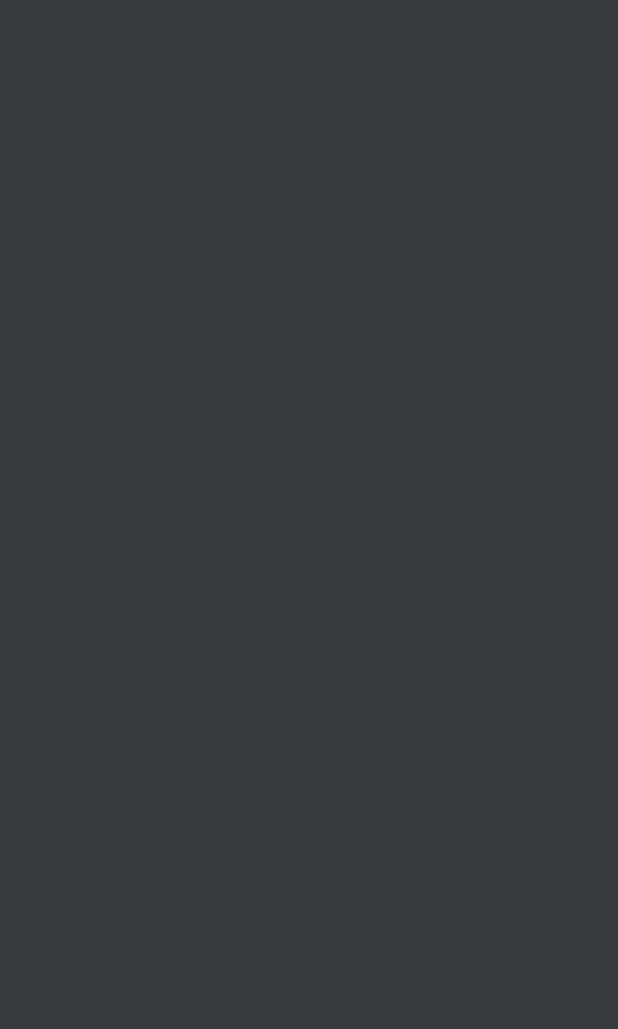
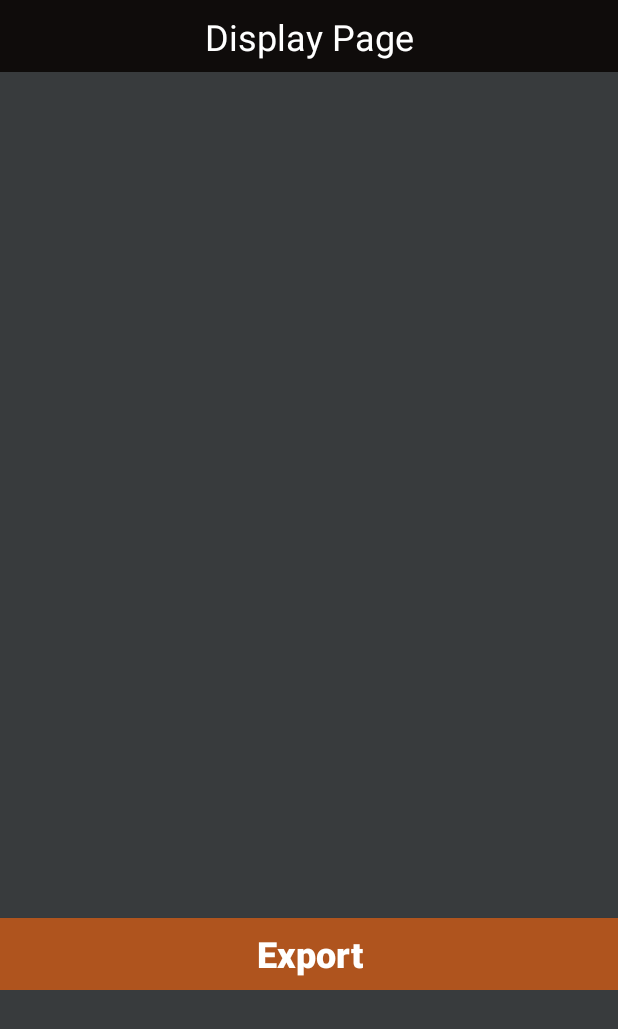
Before and after one commit to unholypond/DataCollector, an Android app: the DisplayActivity screen opened directly, with no data from a screen before it, on a phone screen of 412 x 824 dp. Before the commit the part shown is empty. Shown: the top 1029 px of the screen. Run offline under Robolectric (Android 15) with nearby library versions, the phone set to English and light mode, and no system bars.

Commit message:
Dosxx update CreateActivity class, DisplayActivity class, MainActivity class, and the layouts for these activities

```diff
--- a/app/src/main/java/edu/metroState/ics372GroupProject3/dataCollector/DisplayActivity.java
+++ b/app/src/main/java/edu/metroState/ics372GroupProject3/dataCollector/DisplayActivity.java
@@ -2,12 +2,24 @@ package edu.metroState.ics372GroupProject3.dataCollector;
 
 import android.support.v7.app.AppCompatActivity;
 import android.os.Bundle;
+import android.view.View;
+import android.widget.Button;
 
 public class DisplayActivity extends AppCompatActivity {
-
+    Button exportButton;
     @Override
     protected void onCreate(Bundle savedInstanceState) {
         super.onCreate(savedInstanceState);
         setContentView(R.layout.activity_display);
+
+        exportButton = findViewById(R.id.exportButton);
+        exportButton.setOnClickListener(new View.OnClickListener() {
+            @Override
+            public void onClick(View v) {
+                /*open a dialog view to get output file name from user*/
+
+            }
+        });
+
     }
 }
--- /dev/null
+++ b/app/src/main/res/drawable/alert_view.xml
@@ -0,0 +1,6 @@
+<?xml version="1.0" encoding="utf-8"?>
+<shape xmlns:android="http://schemas.android.com/apk/res/android"
+    android:shape="rectangle">
+    <solid android:color="#242323"/>
+    <corners android:radius="50sp"/>
+</shape>
--- a/app/src/main/res/layout/activity_display.xml
+++ b/app/src/main/res/layout/activity_display.xml
@@ -1,32 +1,70 @@
 <?xml version="1.0" encoding="utf-8"?>
-<android.support.v4.widget.NestedScrollView
-    xmlns:android="http://schemas.android.com/apk/res/android"
+<android.support.v4.widget.NestedScrollView xmlns:android="http://schemas.android.com/apk/res/android"
     xmlns:app="http://schemas.android.com/apk/res-auto"
     xmlns:tools="http://schemas.android.com/tools"
+    android:id="@+id/nestedScrollView"
     android:layout_width="match_parent"
     android:layout_height="match_parent"
     android:background="#383B3D"
     tools:context=".DisplayActivity">
-    <android.support.constraint.ConstraintLayout xmlns:android="http://schemas.android.com/apk/res/android"
+
+    <android.support.constraint.ConstraintLayout
         android:layout_width="match_parent"
         android:layout_height="wrap_content"
+        android:background="#383B3D"
         android:isScrollContainer="true"
-        android:background="#383B3D"
         tools:context=".DisplayActivity">
 
+        <TextView
+            android:id="@+id/DisplayHeader"
+            android:layout_width="0dp"
+            android:layout_height="48dp"
+            android:background="@drawable/header_appearance"
+            android:paddingTop="8sp"
+            android:paddingBottom="8sp"
+            android:text="@string/displayHeader"
+            android:textAlignment="center"
+            android:textAllCaps="false"
+            android:textColor="#ffff"
+            android:textSize="24sp"
+            app:layout_constraintEnd_toEndOf="parent"
+            app:layout_constraintStart_toStartOf="parent"
+            app:layout_constraintTop_toTopOf="parent" />
+
         <ListView
-            android:layout_width="413dp"
-            android:layout_height="wrap_content"
+            android:id="@+id/list"
+            android:layout_width="0dp"
+            android:layout_height="0dp"
+            android:layout_marginStart="8dp"
             android:layout_marginTop="8dp"
             android:layout_marginEnd="8dp"
-            android:layout_marginRight="8sp"
             android:layout_marginBottom="8dp"
+            app:layout_constraintBottom_toTopOf="@+id/exportButton"
+            app:layout_constraintEnd_toEndOf="parent"
+            app:layout_constraintStart_toStartOf="parent"
+            app:layout_constraintTop_toBottomOf="@+id/DisplayHeader">
+
+        </ListView>
+
+        <Button
+            android:id="@+id/exportButton"
+            android:layout_width="match_parent"
+            android:layout_height="48dp"
+            android:layout_marginStart="0dp"
+            android:layout_marginTop="564dp"
+            android:layout_marginEnd="0dp"
+            android:background="@color/buttonColor"
+            android:text="@string/exportButton"
+            android:textAllCaps="false"
+            android:textColor="@color/whiteText"
+            android:textSize="24sp"
+            android:textStyle="bold"
             app:layout_constraintBottom_toBottomOf="parent"
             app:layout_constraintEnd_toEndOf="parent"
             app:layout_constraintStart_toStartOf="parent"
-            app:layout_constraintTop_toTopOf="parent">
+            app:layout_constraintTop_toBottomOf="@+id/DisplayHeader"
+            tools:layout_constrainBottom_toEndOf="parent" />
 
-        </ListView>
     </android.support.constraint.ConstraintLayout>
 
 </android.support.v4.widget.NestedScrollView>
--- a/app/src/main/res/values/strings.xml
+++ b/app/src/main/res/values/strings.xml
@@ -9,7 +9,6 @@
     <string name="readingTypeHint">Reading Type</string>
     <string name="readingIDHint">Reading ID</string>
     <string name="readingValueHint">Reading Value</string>
-    <string name="readingDateHint">Reading Date</string>
     <string name="headerText">Data Collection Tool</string>
     <string name="cancelButton">Cancel</string>
     <string name="submitButton">Submit</string>
@@ -29,5 +28,10 @@
     <string name="createIDLabel">Study ID:</string>
     <string name="createNameLabel">Study Name:</string>
     <string name="readingUnitHint">Reading Unit</string>
+    <string name="createDialog_title">Create Successful!</string>
+    <string name="createDialog_message">Do you want to create another Reading?</string>
+    <string name="exportButton">Export</string>
+    <string name="displayHeader">Display Page</string>
+
 
 </resources>
```
Also changed, not shown: app/src/main/java/edu/metroState/ics372GroupProject3/dataCollector/CreateActivity.java (+37 -18 lines), app/src/main/java/edu/metroState/ics372GroupProject3/dataCollector/MainActivity.java (+6 -6 lines), app/src/main/res/layout/activity_create.xml (+4 -23 lines), app/src/main/res/layout/activity_import.xml (+5 -6 lines), app/src/main/res/values/styles.xml (+9 -0 lines).
